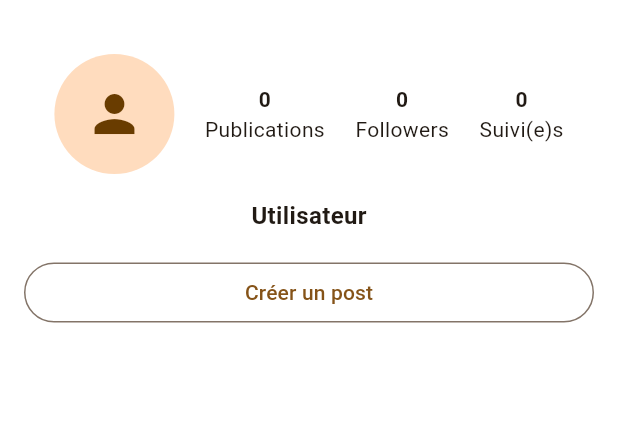
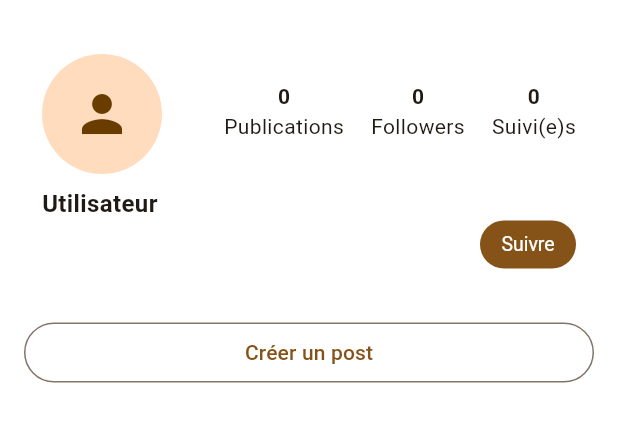
Before and after one commit to Kaylana1968/kook-ink, a Flutter app: the ProfileHeader widget shown alone on an empty page, opened directly with empty values, on a phone screen of 412 x 824 dp. Shown: the top 422 px of the screen. Run offline on Flutter 3.47's test engine with Material 3 defaults, Android fonts, the phone set to English and light mode, and no system bars; our stand-ins replace flutter_dotenv, flutter_secure_storage, go_router; accounts and stored records are empty; network calls fail.

Commit message:
ajout bouton follow

```diff
--- a/front/lib/profile/widgets/profile_header.dart
+++ b/front/lib/profile/widgets/profile_header.dart
@@ -10,6 +10,9 @@ class ProfileHeader extends StatelessWidget {
   final String username;
   final String description;
   final VoidCallback? onCreatePost;
+  final bool isFollowing;
+  final bool isFollowLoading;
+  final VoidCallback? onToggleFollow;
 
   const ProfileHeader({
     super.key,
@@ -20,6 +23,9 @@ class ProfileHeader extends StatelessWidget {
     required this.username,
     required this.description,
     required this.onCreatePost,
+    required this.isFollowing,
+    required this.isFollowLoading,
+    required this.onToggleFollow,
   });
 
   @override
@@ -30,20 +36,57 @@ class ProfileHeader extends StatelessWidget {
 
         // AVATAR + FOLLOW
         Padding(
-          padding: const EdgeInsets.all(16),
-          child: Row(
-            mainAxisAlignment: MainAxisAlignment.spaceEvenly,
+          padding: const EdgeInsets.symmetric(horizontal: 28, vertical: 16),
+          child: Column(
+            crossAxisAlignment: CrossAxisAlignment.start,
+            children: [
+              Row(
+                crossAxisAlignment: CrossAxisAlignment.start,
+                children: [
+                  Expanded(
+                    child: Column(
+                      crossAxisAlignment: CrossAxisAlignment.start,
                       children: [
                         const CircleAvatar(
                           radius: 40,
                           child: Icon(Icons.person, size: 40),
                         ),
+                        const SizedBox(height: 8),
+                        Text(
+                          username.isEmpty ? "Utilisateur" : username,
+                          style: const TextStyle(
+                            fontWeight: FontWeight.bold,
+                            fontSize: 16,
+                          ),
+                          maxLines: 2,
+                          overflow: TextOverflow.ellipsis,
+                        ),
+                        if (description.isNotEmpty)
+                          Padding(
+                            padding: const EdgeInsets.only(top: 4),
+                            child: Text(
+                              description,
+                              style: const TextStyle(fontSize: 13),
+                            ),
+                          ),
+                      ],
+                    ),
+                  ),
+                  const SizedBox(width: 20),
+                  Padding(
+                    padding: const EdgeInsets.only(top: 18),
+                    child: Row(
+                      mainAxisSize: MainAxisSize.min,
+                      children: [
                         PostCountWidget(
-                  postFuture: postFuture, recipeFuture: recipeFuture),
+                            postFuture: postFuture,
+                            recipeFuture: recipeFuture),
+                        const SizedBox(width: 18),
                         StatWidget(
                           value: followers.toString(),
                           label: 'Followers',
                         ),
+                        const SizedBox(width: 18),
                         StatWidget(
                           value: following.toString(),
                           label: 'Suivi(e)s',
@@ -51,26 +94,29 @@ class ProfileHeader extends StatelessWidget {
                       ],
                     ),
                   ),
-
-        // USERNAME + DESCRIPTION
-        Padding(
-          padding: const EdgeInsets.symmetric(horizontal: 16),
-          child: Column(
-            crossAxisAlignment: CrossAxisAlignment.start,
-            children: [
-              Text(
-                username.isEmpty ? "Utilisateur" : username,
-                style: const TextStyle(
-                  fontWeight: FontWeight.bold,
-                  fontSize: 16,
+                ],
               ),
+              if (onToggleFollow != null)
+                Align(
+                  alignment: Alignment.centerRight,
+                  child: SizedBox(
+                    height: 32,
+                    child: FilledButton(
+                      onPressed: isFollowLoading ? null : onToggleFollow,
+                      style: FilledButton.styleFrom(
+                        padding: const EdgeInsets.symmetric(horizontal: 14),
+                        textStyle: const TextStyle(fontSize: 13),
                       ),
-              if (description.isNotEmpty)
-                Padding(
-                  padding: const EdgeInsets.only(top: 4),
-                  child: Text(
-                    description,
-                    style: const TextStyle(fontSize: 13),
+                      child: isFollowLoading
+                          ? const SizedBox(
+                              height: 16,
+                              width: 16,
+                              child: CircularProgressIndicator(
+                                strokeWidth: 2,
+                              ),
+                            )
+                          : Text(isFollowing ? 'Ne plus suivre' : 'Suivre'),
+                    ),
                   ),
                 ),
             ],
```
Also changed, not shown: front/lib/profile/profile_screen.dart (+71 -0 lines), front/lib/profile/services/profile_api_service.dart (+52 -0 lines), 2 other files. Lines whose indentation alone changed are shown as unchanged.
